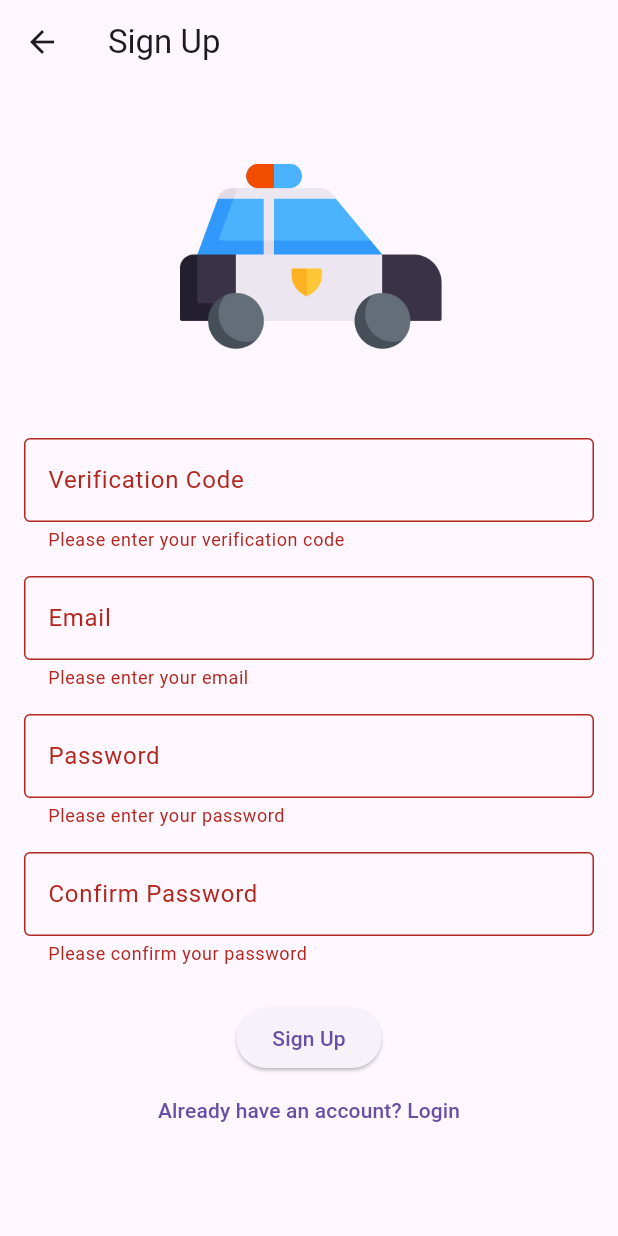
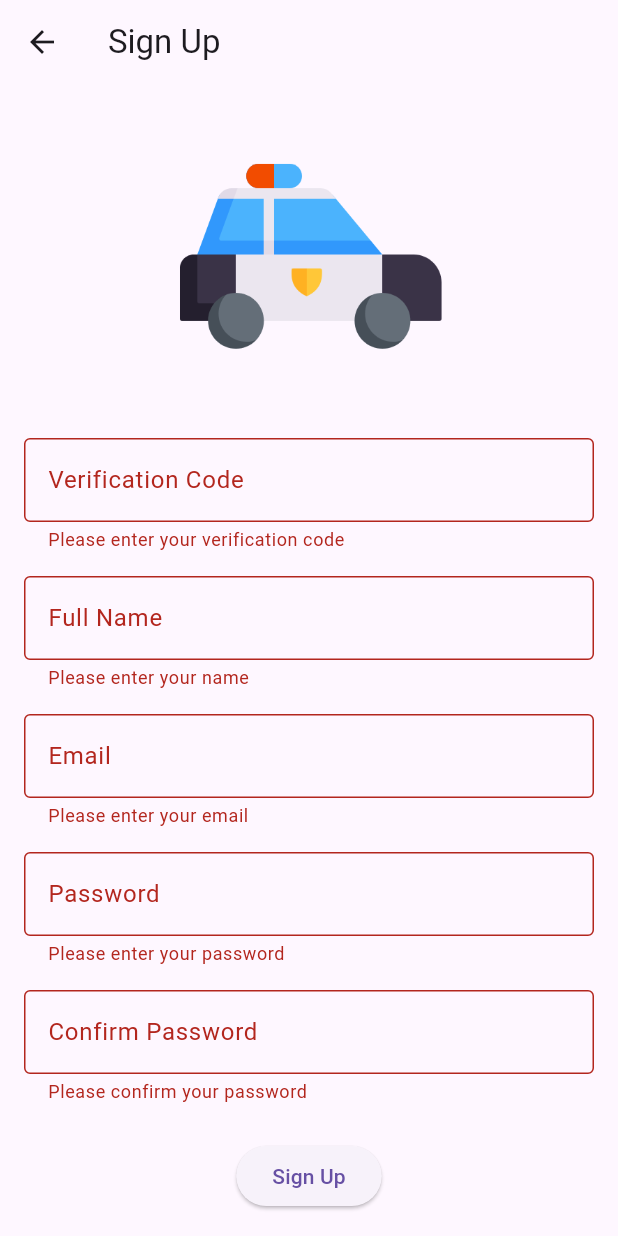
Before and after one commit to SaahRosine/Automated-nutrition-and-fitness-assistant-, a Flutter app: the SignUp screen opened directly, after a tap on "Sign Up", on a phone screen of 412 x 824 dp. Run offline on Flutter 3.47's test engine with Material 3 defaults, Android fonts, the phone set to English and light mode, and no system bars; our stand-ins replace flutter_secure_storage; accounts and stored records are empty; network calls fail.

Commit message:
add sign up

```diff
--- a/mobile/lib/sign_up.dart
+++ b/mobile/lib/sign_up.dart
@@ -1,4 +1,7 @@
+import 'dart:convert';
 import 'package:flutter/material.dart';
+import 'package:flutter_secure_storage/flutter_secure_storage.dart';
+import 'package:http/http.dart' as http;
 import 'package:mobile/login.dart';
 
 class SignUp extends StatefulWidget {
@@ -11,23 +14,77 @@ class SignUp extends StatefulWidget {
 class _SignUpState extends State<SignUp> {
   final _codeController = TextEditingController();
   final _formKey = GlobalKey<FormState>();
+  final _nameController = TextEditingController();
   final _emailController = TextEditingController();
   final _passwordController = TextEditingController();
+  final _confirmPasswordController = TextEditingController();
+  final storage = const FlutterSecureStorage();
+
+  bool _isLoading = false;
+
+  // Same baseUrl as login
+  static const String _baseUrl = 'http://192.168.1.150:8000/api';
+
+  Future<void> _submitForm() async {
+    if (!_formKey.currentState!.validate()) return;
+
+    setState(() => _isLoading = true);
+
+    try {
+      final response = await http.post(
+        Uri.parse('$_baseUrl/auth/register-normal/'),
+        headers: {'Content-Type': 'application/json'},
+        body: jsonEncode({
+          'name': _nameController.text,
+          'email': _emailController.text,
+          'password': _passwordController.text,
+          'code': _codeController.text,
+        }),
+      );
+
+      if (response.statusCode == 201) {
+        final data = jsonDecode(response.body);
+
+        // Store token if returned
+        if (data['token'] != null) {
+          await storage.write(key: 'auth_token', value: data['token']);
+        }
+
+        if (mounted) {
+          ScaffoldMessenger.of(context).showSnackBar(
+            const SnackBar(content: Text('Registration successful!')),
+          );
+          // Navigate to login
+          Navigator.pushReplacement(
+            context,
+            MaterialPageRoute(builder: (context) => const Login()),
+          );
+        }
+      } else {
+        final error = jsonDecode(response.body);
+        _showError(error.toString());
+      }
+    } catch (e) {
+      _showError('Connection error: $e');
+    } finally {
+      if (mounted) setState(() => _isLoading = false);
+    }
+  }
+
+  void _showError(String message) {
+    ScaffoldMessenger.of(context).showSnackBar(
+      SnackBar(content: Text(message)),
+    );
+  }
 
   @override
   void dispose() {
     _emailController.dispose();
     _passwordController.dispose();
+    _nameController.dispose();
+    _codeController.dispose();
+    _confirmPasswordController.dispose();
     super.dispose();
-  }
-
-  void _submitForm() {
-    if (_formKey.currentState!.validate()) {
-      // Handle sign up logic here
-      ScaffoldMessenger.of(context).showSnackBar(
-        const SnackBar(content: Text('Processing Sign Up...')),
-      );
-    }
   }
 
   @override
@@ -56,6 +113,20 @@ class _SignUpState extends State<SignUp> {
                   validator: (value) {
                     if (value == null || value.isEmpty) {
                       return 'Please enter your verification code';
+                    }
+                    return null;
+                  },
+                ),
+                const SizedBox(height: 16),
+                TextFormField(
+                  controller: _nameController,
+                  decoration: const InputDecoration(
+                    labelText: 'Full Name',
+                    border: OutlineInputBorder(),
+                  ),
+                  validator: (value) {
+                    if (value == null || value.isEmpty) {
+                      return 'Please enter your name';
                     }
                     return null;
                   },
@@ -92,6 +163,7 @@ class _SignUpState extends State<SignUp> {
                 ),
                 const SizedBox(height: 16),
                 TextFormField(
+                  controller: _confirmPasswordController,
                   obscureText: true,
                   decoration: const InputDecoration(
                     labelText: 'Confirm Password',
@@ -109,8 +181,10 @@ class _SignUpState extends State<SignUp> {
                 ),
                 const SizedBox(height: 24),
                 ElevatedButton(
-                  onPressed: _submitForm,
-                  child: const Text('Sign Up'),
+                  onPressed: _isLoading ? null : _submitForm,
+                  child: _isLoading
+                    ? const CircularProgressIndicator(color: Colors.white)
+                    : const Text('Sign Up'),
                 ),
                 TextButton(
                   onPressed: () {
```
Also changed, not shown: mobile/lib/myHomepage.dart (+54 -1 lines).
